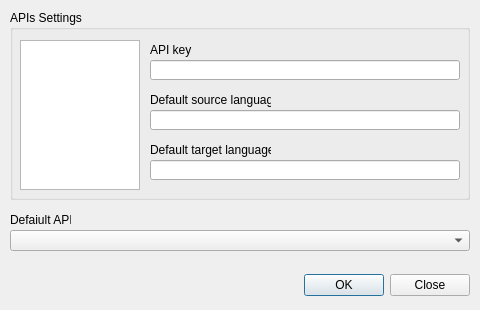
Old version of the form src/dialogs/settingsdialog.ui in the repository ugnelis/instant-translator.
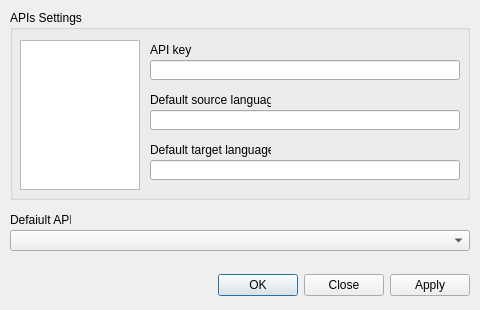
New version of the form.

The edit to the form file:
```diff
--- a/src/dialogs/settingsdialog.ui
+++ b/src/dialogs/settingsdialog.ui
@@ -26,7 +26,7 @@
     <enum>Qt::Horizontal</enum>
    </property>
    <property name="standardButtons">
-    <set>QDialogButtonBox::Close|QDialogButtonBox::Ok</set>
+    <set>QDialogButtonBox::Apply|QDialogButtonBox::Close|QDialogButtonBox::Ok</set>
    </property>
   </widget>
   <widget class="QGroupBox" name="apiGroupBox">
```
